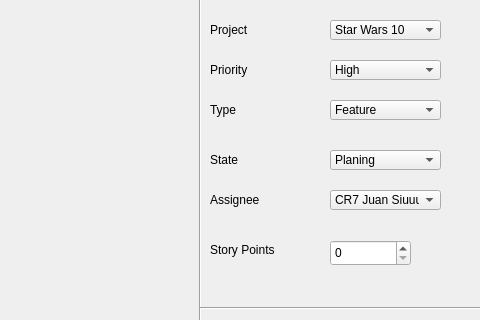
Above: frmmain.ui from Juanmut2003/docucheck before the change; both pictures show x 320 to 800 and y 100 to 420 of the 800 by 600 pixel window. Below: the same form after it.
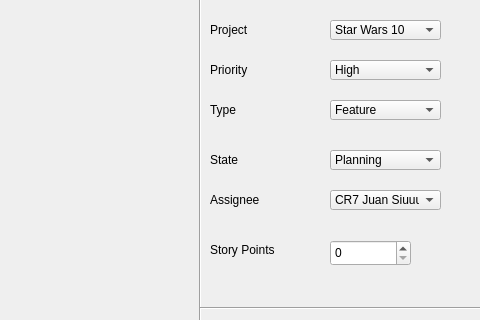
That is the form after the change.

Commit message: Fehlende Sprachänderung in Combobox hinzugefügt

Patch:
```diff
--- a/frmmain.ui
+++ b/frmmain.ui
@@ -128,7 +128,7 @@
     </property>
     <item>
      <property name="text">
-      <string>Planing</string>
+      <string>Planning</string>
      </property>
     </item>
     <item>
```
Left out of the diff: 2 changed lines with no effect on the pictures.
